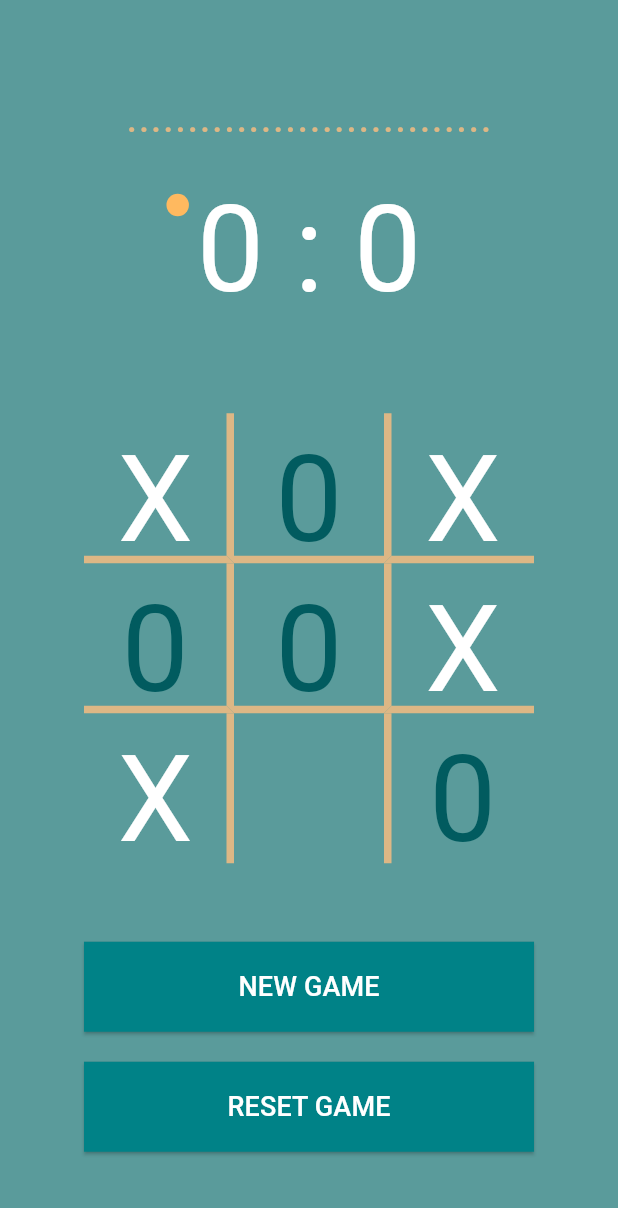
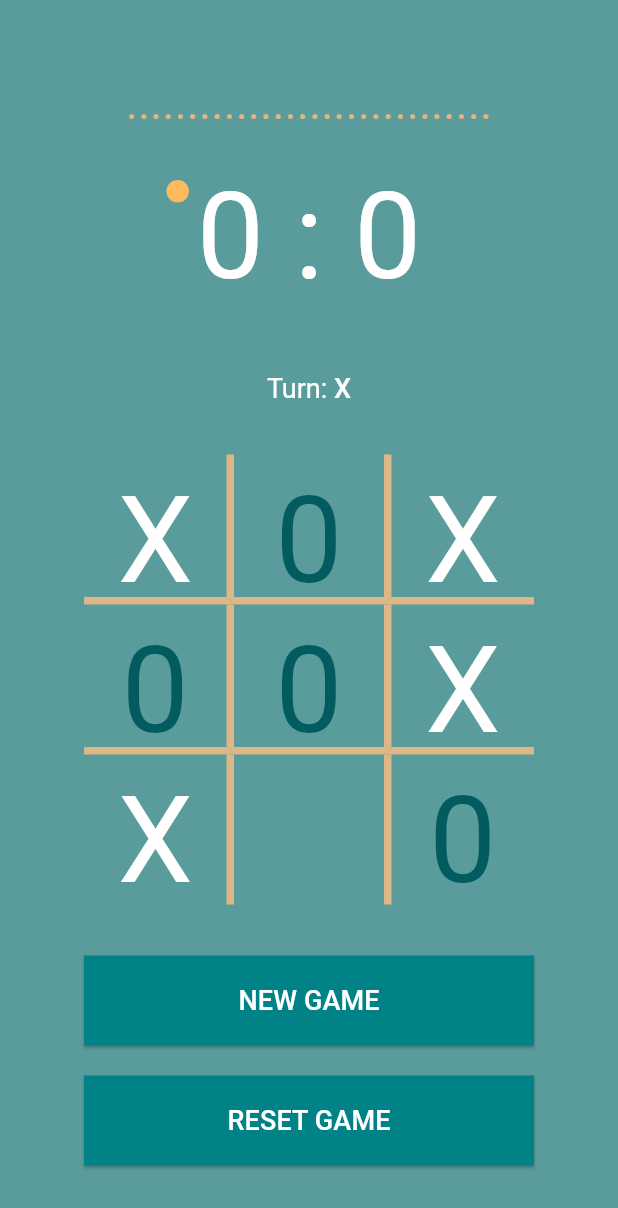
Before and after one commit to khusantoy/tic-tac-toe, a Flutter app: the screen it shows after launch, on a phone screen of 412 x 824 dp. Shown: the top 1208 px of the screen. Run offline on Flutter 3.47's test engine with Material 3 defaults, Android fonts, the phone set to English and light mode, and no system bars.

Commit message:
added players turn feature ui

```diff
--- a/lib/main.dart
+++ b/lib/main.dart
@@ -57,6 +57,23 @@ class MyApp extends StatelessWidget {
                       ],
                     ),
                   ],
+                ),
+                RichText(
+                  text: TextSpan(children: [
+                    TextSpan(
+                      text: 'Turn: ',
+                      style: TextStyle(
+                        fontSize: 18,
+                      ),
+                    ),
+                    TextSpan(
+                      text: 'X',
+                      style: TextStyle(
+                        fontSize: 18,
+                        fontWeight: FontWeight.w500,
+                      ),
+                    ),
+                  ]),
                 ),
                 Row(
                   mainAxisAlignment: MainAxisAlignment.center,
```
